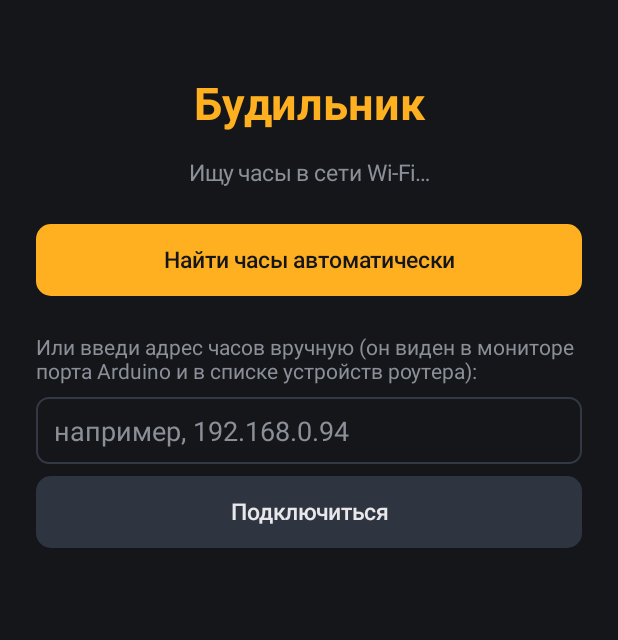
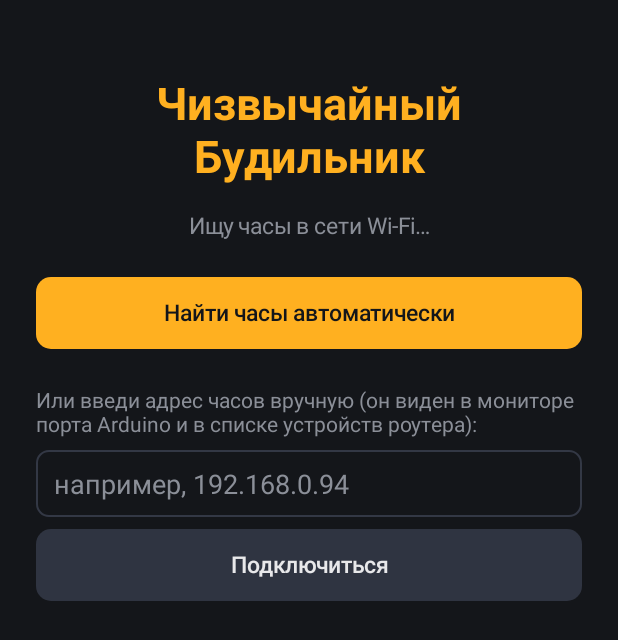
Before and after one commit to Chizvych-DA/Chyzvychainyi_budylnyk_app, an Android app: the screen it shows after launch (MainActivity), on a phone screen of 412 x 824 dp. Shown: the top 640 px of the screen. Run offline under Robolectric (Android 15) with nearby library versions, the phone set to English and light mode, and no system bars; network calls fail.

Commit message:
Update MainActivity.kt

```diff
--- a/app/src/main/java/com/example/alarmclock/MainActivity.kt
+++ b/app/src/main/java/com/example/alarmclock/MainActivity.kt
@@ -118,7 +118,7 @@ class MainActivity : Activity() {
         box.gravity = Gravity.CENTER_HORIZONTAL
 
         val title = TextView(this)
-        title.text = "Будильник"
+        title.text = "Чизвычайный Будильник"
         title.textSize = 30f
         title.setTextColor(ACCENT)
         title.typeface = Typeface.DEFAULT_BOLD
```
